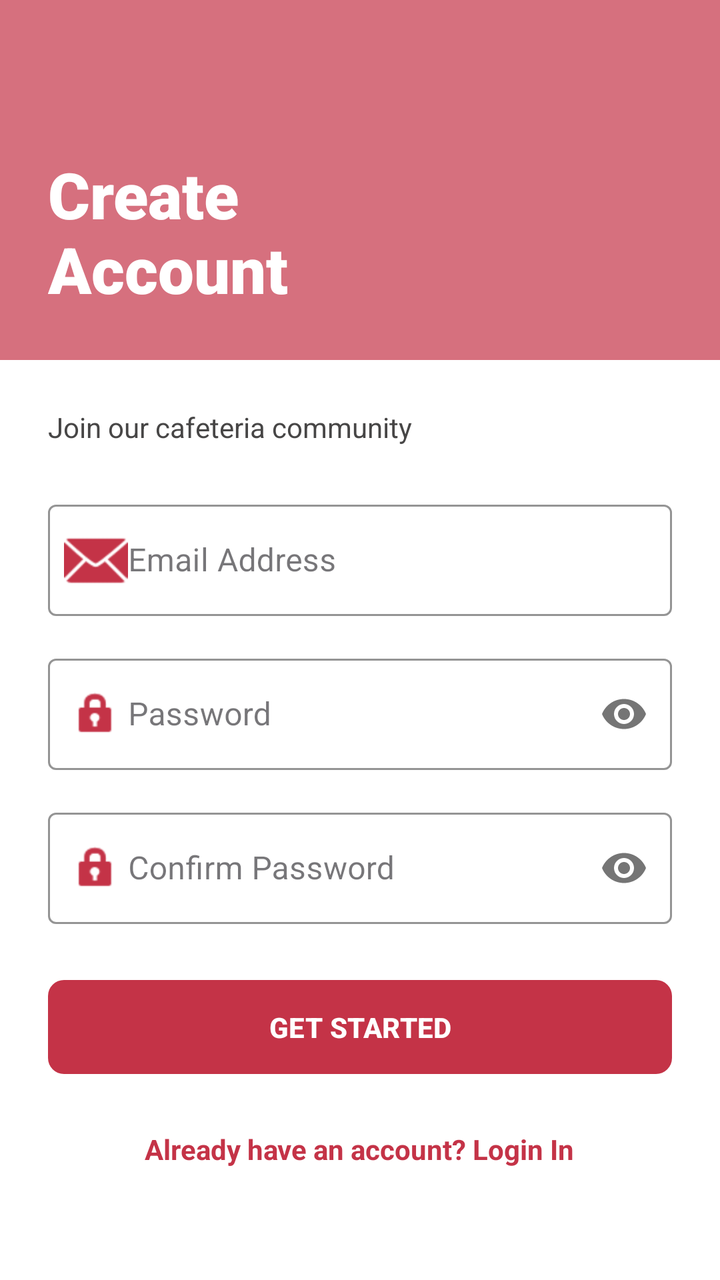
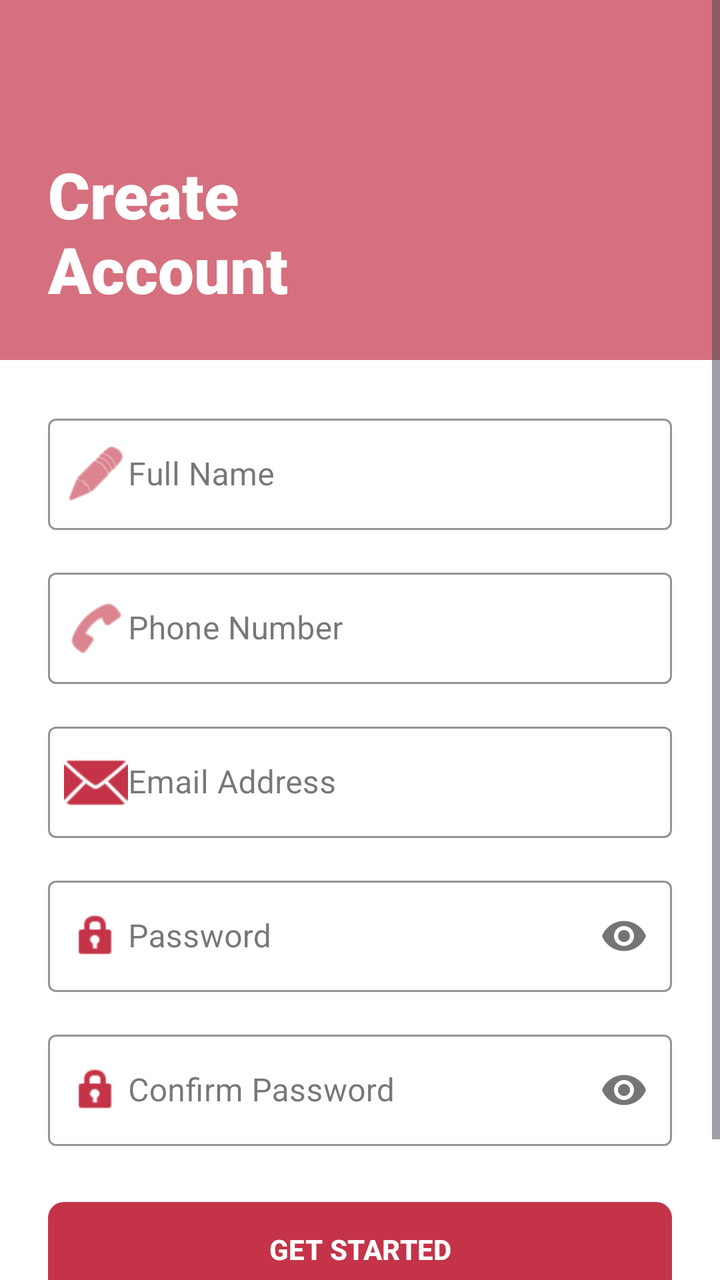

Compare the two renders of this Android layout. The source of the first and the diff that turns it into the second are given below.
<!-- AndroidManifest.xml: application theme Base.Theme.ReminderApp -->
<!-- res/layout/activity_sign_up.xml -->
<?xml version="1.0" encoding="utf-8"?>
<ScrollView xmlns:android="http://schemas.android.com/apk/res/android"
    xmlns:app="http://schemas.android.com/apk/res-auto"
    android:layout_width="match_parent"
    android:layout_height="match_parent"
    android:background="#FFFFFF"
    android:fillViewport="true">

    <LinearLayout
        android:layout_width="match_parent"
        android:layout_height="wrap_content"
        android:orientation="vertical">

        <RelativeLayout
            android:layout_width="match_parent"
            android:layout_height="180dp"
            android:background="#D6707E"
            android:padding="24dp">

            <TextView
                android:layout_width="wrap_content"
                android:layout_height="wrap_content"
                android:layout_alignParentBottom="true"
                android:fontFamily="sans-serif-black"
                android:text="Create\nAccount"
                android:textColor="#FFFFFF"
                android:textSize="32sp" />
        </RelativeLayout>

        <LinearLayout
            android:layout_width="match_parent"
            android:layout_height="wrap_content"
            android:orientation="vertical"
            android:padding="24dp">

            <TextView
                android:layout_width="wrap_content"
                android:layout_height="wrap_content"
                android:text="Join our cafeteria community"
                android:textColor="#474646"
                android:textSize="14sp"
                android:layout_marginBottom="24dp"/>

            <com.google.android.material.textfield.TextInputLayout
                style="@style/Widget.MaterialComponents.TextInputLayout.OutlinedBox"
                android:layout_width="match_parent"
                android:layout_height="wrap_content"
                android:hint="Email Address"
                app:boxStrokeColor="#C43347"
                app:hintTextColor="#C43347"
                app:startIconTint="#C43347"
                app:startIconDrawable="@android:drawable/ic_dialog_email">

                <com.google.android.material.textfield.TextInputEditText
                    android:id="@+id/etEmail"
                    android:layout_width="match_parent"
                    android:layout_height="wrap_content"
                    android:inputType="textEmailAddress"
                    android:paddingStart="40dp"
                    android:textColor="#474646" />
            </com.google.android.material.textfield.TextInputLayout>

            <com.google.android.material.textfield.TextInputLayout
                style="@style/Widget.MaterialComponents.TextInputLayout.OutlinedBox"
                android:layout_width="match_parent"
                android:layout_height="wrap_content"
                android:layout_marginTop="16dp"
                android:hint="Password"
                app:boxStrokeColor="#C43347"
                app:hintTextColor="#C43347"
                app:startIconTint="#C43347"
                app:passwordToggleEnabled="true"
                app:startIconDrawable="@android:drawable/ic_lock_idle_lock">

                <com.google.android.material.textfield.TextInputEditText
                    android:id="@+id/etPassword"
                    android:layout_width="match_parent"
                    android:paddingStart="40dp"
                    android:layout_height="wrap_content"
                    android:inputType="textPassword"
                    android:textColor="#474646" />
            </com.google.android.material.textfield.TextInputLayout>

            <com.google.android.material.textfield.TextInputLayout
                style="@style/Widget.MaterialComponents.TextInputLayout.OutlinedBox"
                android:layout_width="match_parent"
                android:layout_height="wrap_content"
                android:layout_marginTop="16dp"
                android:hint="Confirm Password"
                app:boxStrokeColor="#C43347"
                app:hintTextColor="#C43347"
                app:startIconTint="#C43347"
                app:passwordToggleEnabled="true"
                app:startIconDrawable="@android:drawable/ic_lock_idle_lock">

                <com.google.android.material.textfield.TextInputEditText
                    android:id="@+id/etConfirmPassword"
                    android:layout_width="match_parent"
                    android:layout_height="wrap_content"
                    android:paddingStart="40dp"
                    android:inputType="textPassword"
                    android:textColor="#474646" />
            </com.google.android.material.textfield.TextInputLayout>

            <ProgressBar
                android:id="@+id/progressBar"
                android:layout_width="wrap_content"
                android:layout_height="wrap_content"
                android:layout_gravity="center"
                android:layout_marginTop="16dp"
                android:visibility="gone"
                android:indeterminateTint="#C43347" />

            <com.google.android.material.button.MaterialButton
                android:id="@+id/btnSignup"
                android:layout_width="match_parent"
                android:layout_height="55dp"
                android:layout_marginTop="24dp"
                android:text="GET STARTED"
                android:textStyle="bold"
                app:backgroundTint="#C43347"
                app:cornerRadius="8dp" />

            <TextView
                android:id="@+id/txtBackToLogin"
                android:layout_width="wrap_content"
                android:layout_height="wrap_content"
                android:layout_gravity="center"
                android:layout_marginTop="24dp"
                android:text="Already have an account? Login In"
                android:textColor="#C43347"
                android:textStyle="bold" />

        </LinearLayout>
    </LinearLayout>
</ScrollView>
<!-- resources referenced by this layout -->
<resources>
  <style name="Base.Theme.ReminderApp" parent="Theme.Material3.Light.NoActionBar">
          <item name="colorPrimary">@color/vivid_sky_blue</item>
          <item name="android:windowDrawsSystemBarBackgrounds">true</item>
          <item name="android:statusBarColor">@color/white</item>
          <item name="android:windowLightStatusBar">true</item>
      </style>
  <color name="vivid_sky_blue">#C43347</color>
  <color name="white">#FFFFFFFF</color>
</resources>

<!-- the commit's change to res/layout/activity_sign_up.xml (unified diff, before → after) -->
@@ -33,18 +33,51 @@
             android:orientation="vertical"
             android:padding="24dp">
 
-            <TextView
-                android:layout_width="wrap_content"
-                android:layout_height="wrap_content"
-                android:text="Join our cafeteria community"
-                android:textColor="#474646"
-                android:textSize="14sp"
-                android:layout_marginBottom="24dp"/>
 
             <com.google.android.material.textfield.TextInputLayout
                 style="@style/Widget.MaterialComponents.TextInputLayout.OutlinedBox"
                 android:layout_width="match_parent"
                 android:layout_height="wrap_content"
+                android:hint="Full Name"
+                app:boxStrokeColor="#C43347"
+                app:hintTextColor="#C43347"
+                app:startIconTint="#C43347"
+                app:startIconDrawable="@android:drawable/ic_menu_edit">
+
+                <com.google.android.material.textfield.TextInputEditText
+                    android:id="@+id/etName"
+                    android:layout_width="match_parent"
+                    android:layout_height="wrap_content"
+                    android:paddingStart="40dp"
+                    android:inputType="textPersonName"
+                    android:textColor="#474646" />
+            </com.google.android.material.textfield.TextInputLayout>
+
+            <com.google.android.material.textfield.TextInputLayout
+                style="@style/Widget.MaterialComponents.TextInputLayout.OutlinedBox"
+                android:layout_width="match_parent"
+                android:layout_height="wrap_content"
+                android:layout_marginTop="16dp"
+                android:hint="Phone Number"
+                app:boxStrokeColor="#C43347"
+                app:hintTextColor="#C43347"
+                app:startIconTint="#C43347"
+                app:startIconDrawable="@android:drawable/ic_menu_call">
+
+                <com.google.android.material.textfield.TextInputEditText
+                    android:id="@+id/etNumber"
+                    android:layout_width="match_parent"
+                    android:layout_height="wrap_content"
+                    android:paddingStart="40dp"
+                    android:inputType="phone"
+                    android:textColor="#474646" />
+            </com.google.android.material.textfield.TextInputLayout>
+
+            <com.google.android.material.textfield.TextInputLayout
+                style="@style/Widget.MaterialComponents.TextInputLayout.OutlinedBox"
+                android:layout_width="match_parent"
+                android:layout_height="wrap_content"
+                android:layout_marginTop="16dp"
                 android:hint="Email Address"
                 app:boxStrokeColor="#C43347"
                 app:hintTextColor="#C43347"
@@ -75,9 +108,9 @@
                 <com.google.android.material.textfield.TextInputEditText
                     android:id="@+id/etPassword"
                     android:layout_width="match_parent"
-                    android:paddingStart="40dp"
                     android:layout_height="wrap_content"
                     android:inputType="textPassword"
+                    android:paddingStart="40dp"
                     android:textColor="#474646" />
             </com.google.android.material.textfield.TextInputLayout>
 
